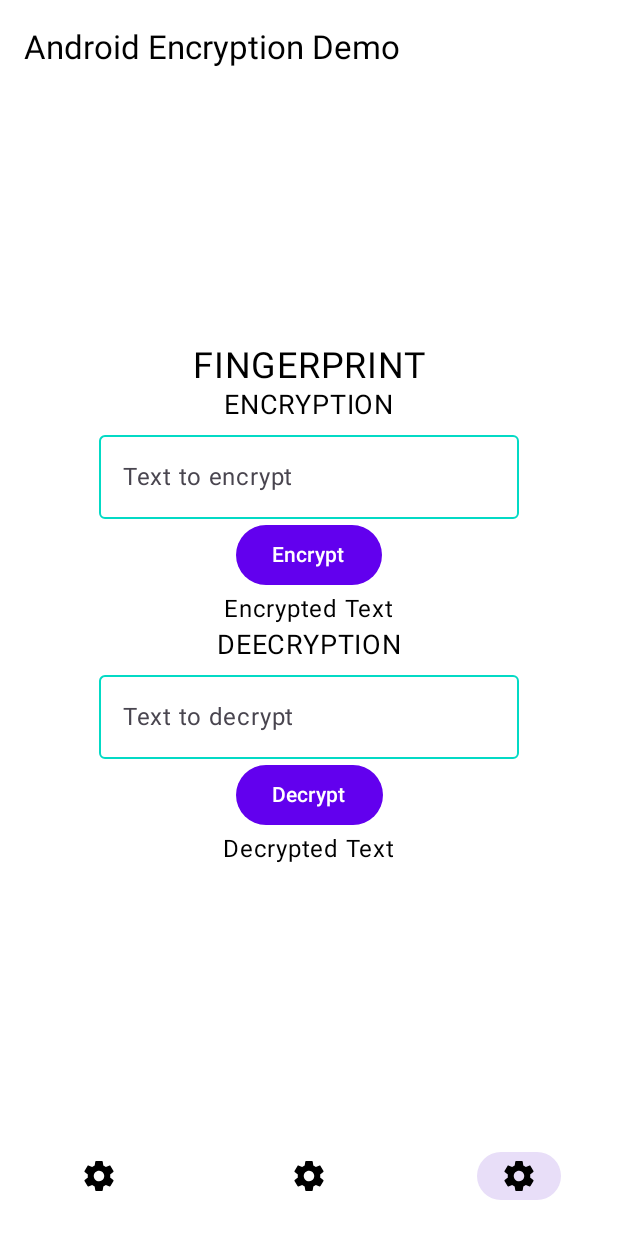
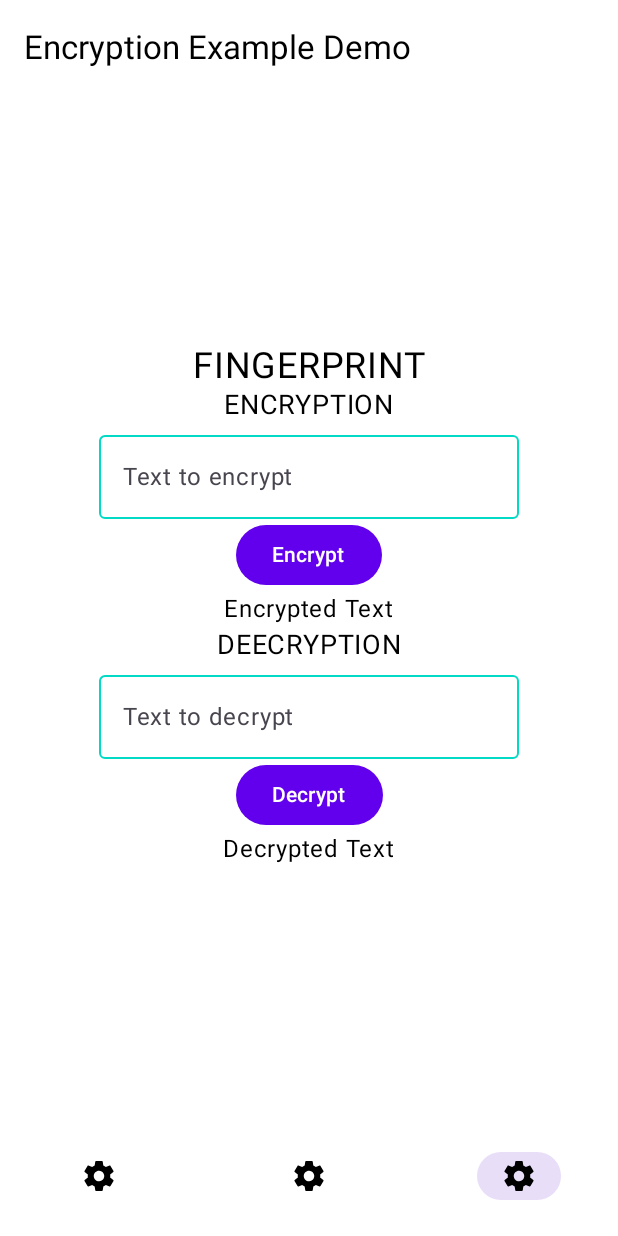
Before and after one commit to ClarkStoro/AndroidEncryptionExamples, an Android app built with Jetpack Compose: the FINGERPRINT screen opened through its navigation route, on a phone screen of 412 x 824 dp. Run offline under Robolectric (Android 15) with nearby library versions, the phone set to English and light mode, and no system bars; our stand-ins replace Dagger/Hilt's generated code.

Commit message:
Refactoring ui

```diff
--- a/app/src/main/AndroidManifest.xml
+++ b/app/src/main/AndroidManifest.xml
@@ -10,10 +10,10 @@
     <application
         android:allowBackup="true"
         android:fullBackupContent="@xml/backup_rules"
-        android:icon="@mipmap/ic_bitrock_logo"
+        android:icon="@mipmap/ic_launcher"
         android:label="@string/app_name"
-        android:name=".BitrockApplication"
-        android:roundIcon="@mipmap/ic_bitrock_logo_round"
+        android:name=".EncryptionExampleApplication"
+        android:roundIcon="@mipmap/ic_launcher_round"
         android:supportsRtl="true"
         android:theme="@style/Theme.App.Starting"
         tools:targetApi="31">
--- a/app/src/main/java/com/clarkstoro/encryptionexample/BitrockApplication.kt
+++ b/app/src/main/java/com/clarkstoro/encryptionexample/EncryptionExampleApplication.kt
@@ -5,7 +5,7 @@ import dagger.hilt.android.HiltAndroidApp
 import timber.log.Timber
 
 @HiltAndroidApp
-class BitrockApplication : Application() {
+class EncryptionExampleApplication : Application() {
     override fun onCreate() {
         super.onCreate()
 
--- a/app/src/main/res/values-night/themes.xml
+++ b/app/src/main/res/values-night/themes.xml
@@ -5,8 +5,8 @@
     </style>
 
     <style name="Theme.App.Starting" parent="Theme.SplashScreen">
-        <item name="windowSplashScreenBackground">@color/black</item>
-        <item name="windowSplashScreenAnimatedIcon">@drawable/ic_bitrock_splash_fg</item>
+        <item name="windowSplashScreenBackground">@color/purple_700</item>
+        <item name="windowSplashScreenAnimatedIcon">@drawable/ic_launcher_foreground</item>
         <item name="postSplashScreenTheme">@style/Theme.MobileBoilerplateAndroidCompose</item>
     </style>
 </resources>
--- a/app/src/main/res/values/strings.xml
+++ b/app/src/main/res/values/strings.xml
@@ -1,5 +1,5 @@
 <resources>
-    <string name="app_name">Android Encryption Demo</string>
+    <string name="app_name">Encryption Example Demo</string>
     <string name="username">Username</string>
     <string name="email_hint">E-mail</string>
     <string name="password_hint">Password</string>
--- a/app/src/main/res/values/themes.xml
+++ b/app/src/main/res/values/themes.xml
@@ -5,8 +5,8 @@
     </style>
 
     <style name="Theme.App.Starting" parent="Theme.SplashScreen">
-        <item name="windowSplashScreenBackground">@color/white</item>
-        <item name="windowSplashScreenAnimatedIcon">@drawable/ic_bitrock_splash_fg</item>
+        <item name="windowSplashScreenBackground">@color/teal_700</item>
+        <item name="windowSplashScreenAnimatedIcon">@drawable/ic_launcher_foreground</item>
         <item name="postSplashScreenTheme">@style/Theme.MobileBoilerplateAndroidCompose</item>
     </style>
 </resources>
```
